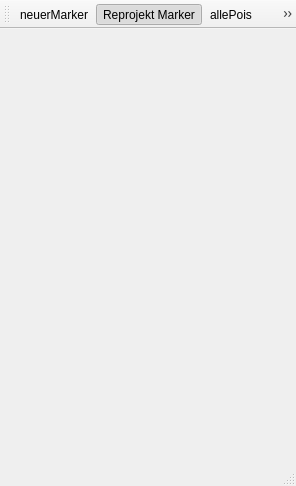
Above: poitagger/ui/pois.ui from dlr-eoc/poitagger before the change. Below: the same form after it.
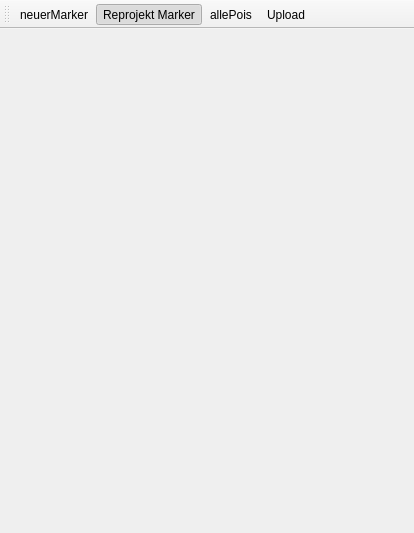
That is the form after the change. Icons and pictures are not drawn.

The edit to the form file:
```diff
--- a/poitagger/ui/pois.ui
+++ b/poitagger/ui/pois.ui
@@ -6,14 +6,16 @@
    <rect>
     <x>0</x>
     <y>0</y>
-    <width>296</width>
-    <height>486</height>
+    <width>414</width>
+    <height>533</height>
    </rect>
   </property>
   <property name="windowTitle">
    <string>MainWindow</string>
   </property>
-  <widget class="QWidget" name="centralwidget"/>
+  <widget class="QWidget" name="centralwidget">
+   <layout class="QHBoxLayout" name="horizontalLayout"/>
+  </widget>
   <widget class="QMenuBar" name="menubar">
    <property name="geometry">
     <rect>
@@ -24,7 +26,6 @@
     </rect>
    </property>
   </widget>
-  <widget class="QStatusBar" name="statusbar"/>
   <widget class="QToolBar" name="toolBar">
    <property name="windowTitle">
     <string>toolBar</string>
```
Left out of the diff: 6 changed lines with no effect on the pictures.
